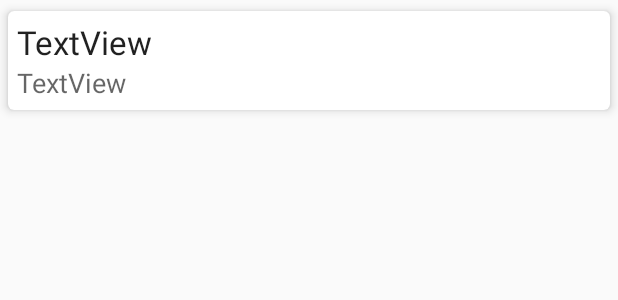
After one commit to Safynaz-Tarek/NoteKeeper-Android-Java, an Android app: the layout item_note_list.xml on its own in the app's theme, with its tools: preview values and no code run, on a phone screen of 412 x 824 dp. The commit adds this screen. Shown: the top 300 px of the screen. Run offline under Robolectric (Android 15) with nearby library versions, the phone set to English and light mode, and no system bars.

Commit message:
Added RecyclerView instead of ListView

```diff
--- a/app/build.gradle
+++ b/app/build.gradle
@@ -26,4 +26,8 @@ dependencies {
     testImplementation 'junit:junit:4.12'
     androidTestImplementation 'androidx.test:runner:1.2.0'
     androidTestImplementation 'androidx.test.espresso:espresso-core:3.2.0'
+    androidTestImplementation 'androidx.test:core:1.4.0'
+    androidTestImplementation 'androidx.test:rules:1.4.0'
+    androidTestImplementation 'androidx.test.ext:junit:1.1.3'
+
 }
--- a/app/src/main/java/com/jwhh/notekeeper/NoteActivity.java
+++ b/app/src/main/java/com/jwhh/notekeeper/NoteActivity.java
@@ -154,9 +154,15 @@ public class NoteActivity extends AppCompatActivity {
         } else if (id == R.id.action_cancel) {
             mIsCancelling = true;
             finish();
+        }else if(id == R.id.action_next){
+            moveNext();
         }
 
         return super.onOptionsItemSelected(item);
+    }
+
+    private void moveNext() {
+
     }
 
     private void sendEmail() {
--- /dev/null
+++ b/app/src/main/res/layout/item_note_list.xml
@@ -0,0 +1,45 @@
+<?xml version="1.0" encoding="utf-8"?>
+<FrameLayout xmlns:android="http://schemas.android.com/apk/res/android"
+    xmlns:app="http://schemas.android.com/apk/res-auto"
+    xmlns:tools="http://schemas.android.com/tools"
+    android:layout_width="match_parent"
+    android:layout_height="wrap_content">
+
+    <androidx.cardview.widget.CardView
+        android:id="@+id/card_view"
+        android:layout_width="match_parent"
+        android:layout_height="wrap_content"
+        app:cardCornerRadius="4dp"
+        app:cardElevation="4dp"
+        app:cardUseCompatPadding="true"
+        app:contentPadding="6dp" >
+
+        <androidx.constraintlayout.widget.ConstraintLayout
+            android:layout_width="match_parent"
+            android:layout_height="wrap_content">
+
+            <TextView
+                android:id="@+id/test_course"
+                android:layout_width="0dp"
+                android:layout_height="wrap_content"
+                android:text="TextView"
+                android:textAppearance="@style/TextAppearance.AppCompat.Large"
+                app:layout_constraintBottom_toTopOf="@+id/text_title"
+                app:layout_constraintEnd_toEndOf="parent"
+                app:layout_constraintStart_toStartOf="parent"
+                app:layout_constraintTop_toTopOf="parent" />
+
+            <TextView
+                android:id="@+id/text_title"
+                android:layout_width="0dp"
+                android:layout_height="wrap_content"
+                android:text="TextView"
+                android:textAppearance="@style/TextAppearance.AppCompat.Medium"
+                app:layout_constraintBottom_toBottomOf="parent"
+                app:layout_constraintEnd_toEndOf="parent"
+                app:layout_constraintStart_toStartOf="parent"
+                app:layout_constraintTop_toBottomOf="@+id/test_course" />
+
+        </androidx.constraintlayout.widget.ConstraintLayout>
+    </androidx.cardview.widget.CardView>
+</FrameLayout>
--- a/app/src/main/res/menu/menu_note.xml
+++ b/app/src/main/res/menu/menu_note.xml
@@ -8,6 +8,10 @@
         android:title="Send as email"
         app:showAsAction="never" />
     <item
+        android:id="@+id/action_next"
+        android:orderInCategory="2"
+        android:title="Next" />
+    <item
         android:id="@+id/action_cancel"
         android:title="Cancel" />
 </menu>
```
Also changed, not shown: app/src/main/java/com/jwhh/notekeeper/NoteListActivity.java (+31 -19 lines), app/src/main/java/com/jwhh/notekeeper/NoteRecyclerAdapter.java (added, +74 -0 lines), app/src/main/res/layout/content_note_list.xml (+3 -6 lines), 1 other file.
